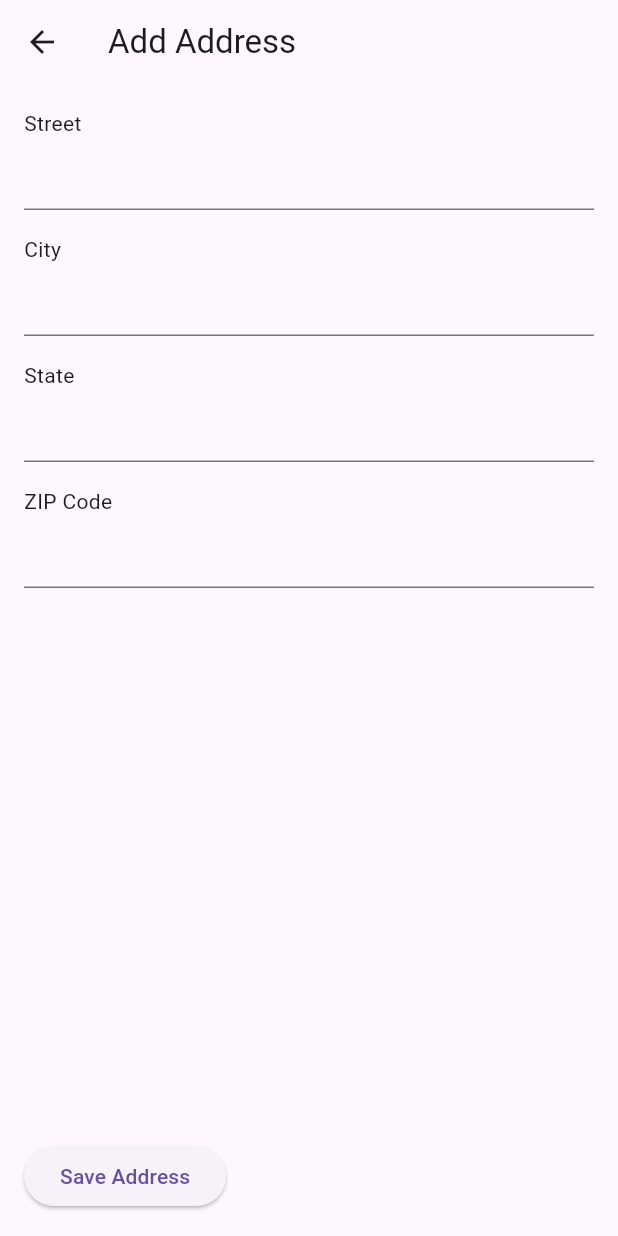
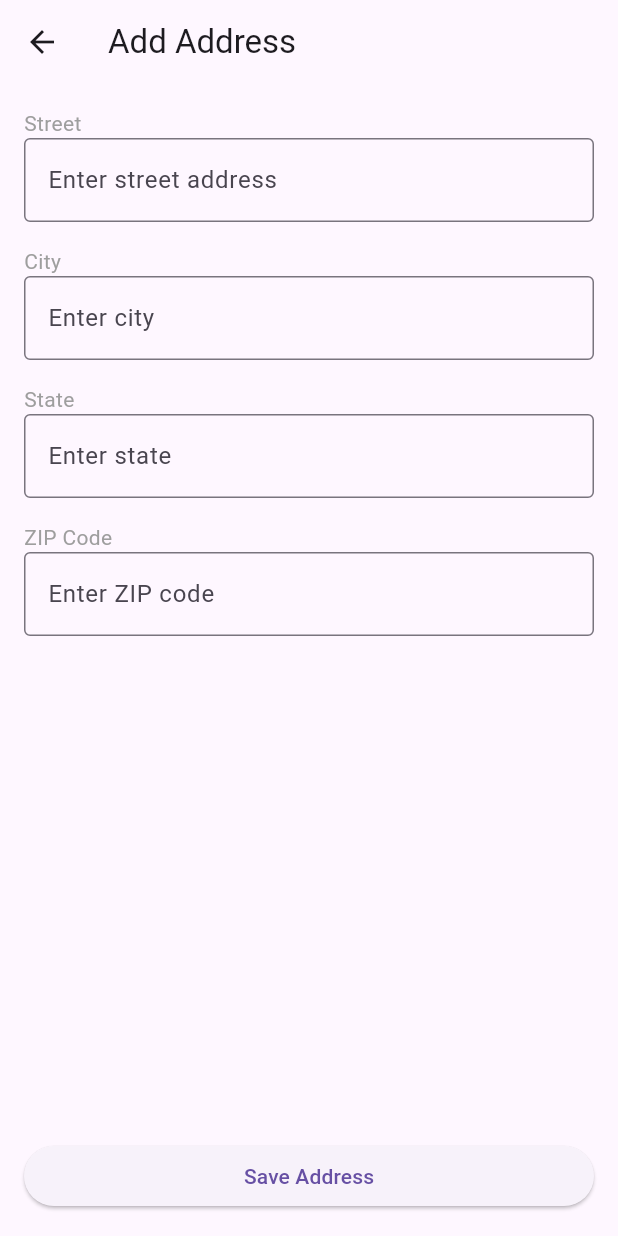
Before and after one commit to AsherAyub80/Ecommerce, a Flutter app: the AddAddressScreen screen opened directly, on a phone screen of 412 x 824 dp. Run offline on Flutter 3.47's test engine with Material 3 defaults, Android fonts, the phone set to English and light mode, and no system bars; our stand-ins replace bot_toast, cloud_firestore, firebase_auth, firebase_core, flutter_rating_bar, font_awesome_flutter; accounts and stored records are empty.

Commit message:
Update add address

```diff
--- a/lib/screen/checkoutProcess/add_adress_screen.dart
+++ b/lib/screen/checkoutProcess/add_adress_screen.dart
@@ -8,6 +8,7 @@ class AddAddressScreen extends StatefulWidget {
 }
 
 class _AddAddressScreenState extends State<AddAddressScreen> {
+  final _formKey = GlobalKey<FormState>();
   final TextEditingController _streetController = TextEditingController();
   final TextEditingController _cityController = TextEditingController();
   final TextEditingController _stateController = TextEditingController();
@@ -19,23 +20,77 @@ class _AddAddressScreenState extends State<AddAddressScreen> {
       appBar: AppBar(title: Text('Add Address')),
       body: Padding(
         padding: const EdgeInsets.all(16.0),
+        child: Form(
+          key: _formKey,
           child: Column(
             crossAxisAlignment: CrossAxisAlignment.start,
             children: [
-            Text('Street'),
-            TextField(controller: _streetController),
+              Text('Street', style: TextStyle(color: Colors.grey.shade500)),
+              TextFormField(
+                controller: _streetController,
+                decoration: InputDecoration(
+                  border: OutlineInputBorder(),
+                  hintText: 'Enter street address',
+                ),
+                validator: (value) {
+                  if (value == null || value.isEmpty) {
+                    return 'Please enter street address';
+                  }
+                  return null;
+                },
+              ),
               SizedBox(height: 16),
-            Text('City'),
-            TextField(controller: _cityController),
+              Text('City', style: TextStyle(color: Colors.grey.shade500)),
+              TextFormField(
+                controller: _cityController,
+                decoration: InputDecoration(
+                  border: OutlineInputBorder(),
+                  hintText: 'Enter city',
+                ),
+                validator: (value) {
+                  if (value == null || value.isEmpty) {
+                    return 'Please enter city';
+                  }
+                  return null;
+                },
+              ),
               SizedBox(height: 16),
-            Text('State'),
-            TextField(controller: _stateController),
+              Text('State', style: TextStyle(color: Colors.grey.shade500)),
+              TextFormField(
+                controller: _stateController,
+                decoration: InputDecoration(
+                  border: OutlineInputBorder(),
+                  hintText: 'Enter state',
+                ),
+                validator: (value) {
+                  if (value == null || value.isEmpty) {
+                    return 'Please enter state';
+                  }
+                  return null;
+                },
+              ),
               SizedBox(height: 16),
-            Text('ZIP Code'),
-            TextField(controller: _zipController),
+              Text('ZIP Code', style: TextStyle(color: Colors.grey.shade500)),
+              TextFormField(
+                controller: _zipController,
+                decoration: InputDecoration(
+                  border: OutlineInputBorder(),
+                  hintText: 'Enter ZIP code',
+                ),
+                keyboardType: TextInputType.number,
+                validator: (value) {
+                  if (value == null || value.isEmpty) {
+                    return 'Please enter ZIP code';
+                  }
+                  return null;
+                },
+              ),
               Spacer(),
-            ElevatedButton(
+              SizedBox(
+                width: double.infinity,
+                child: ElevatedButton(
                   onPressed: () async {
+                    if (_formKey.currentState?.validate() ?? false) {
                       final authService = AuthService();
                       final currentUser = authService.getCurrentUser();
                       if (currentUser != null) {
@@ -57,7 +112,8 @@ class _AddAddressScreenState extends State<AddAddressScreen> {
                           Navigator.pop(context);
                         } catch (e) {
                           ScaffoldMessenger.of(context).showSnackBar(
-                      SnackBar(content: Text('Failed to add address: $e')),
+                            SnackBar(
+                                content: Text('Failed to add address: $e')),
                           );
                         }
                       } else {
@@ -65,10 +121,13 @@ class _AddAddressScreenState extends State<AddAddressScreen> {
                           SnackBar(content: Text('User not logged in')),
                         );
                       }
+                    }
                   },
                   child: Text('Save Address'),
                 ),
+              ),
             ],
+          ),
         ),
       ),
     );
```
Lines whose indentation alone changed are shown as unchanged.
